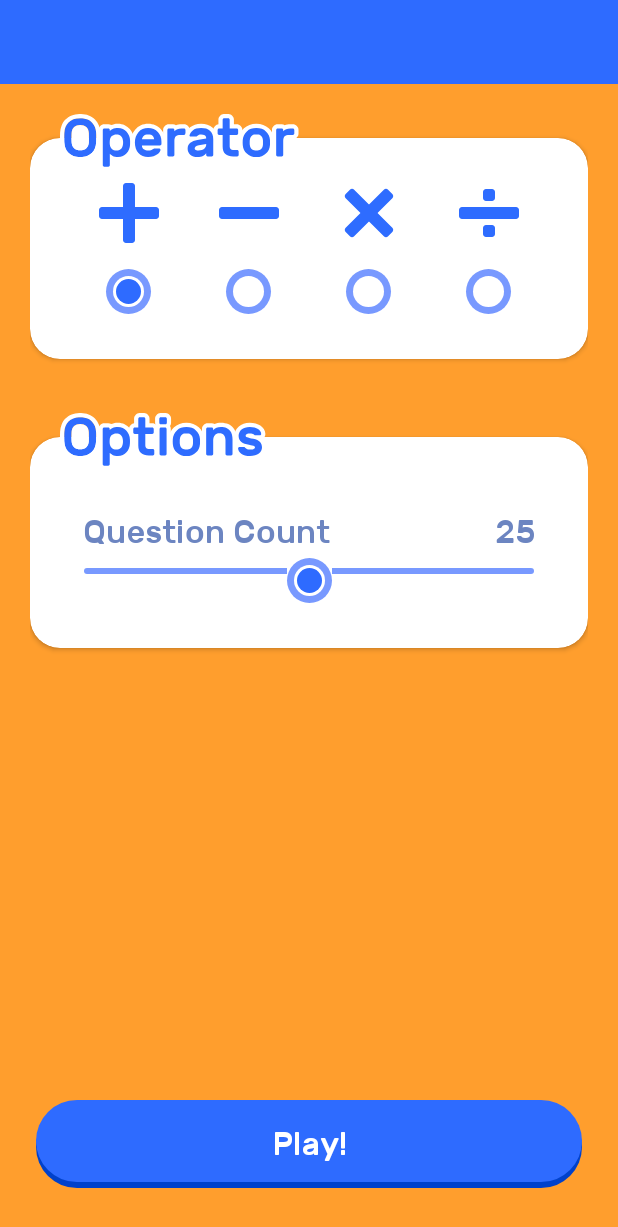
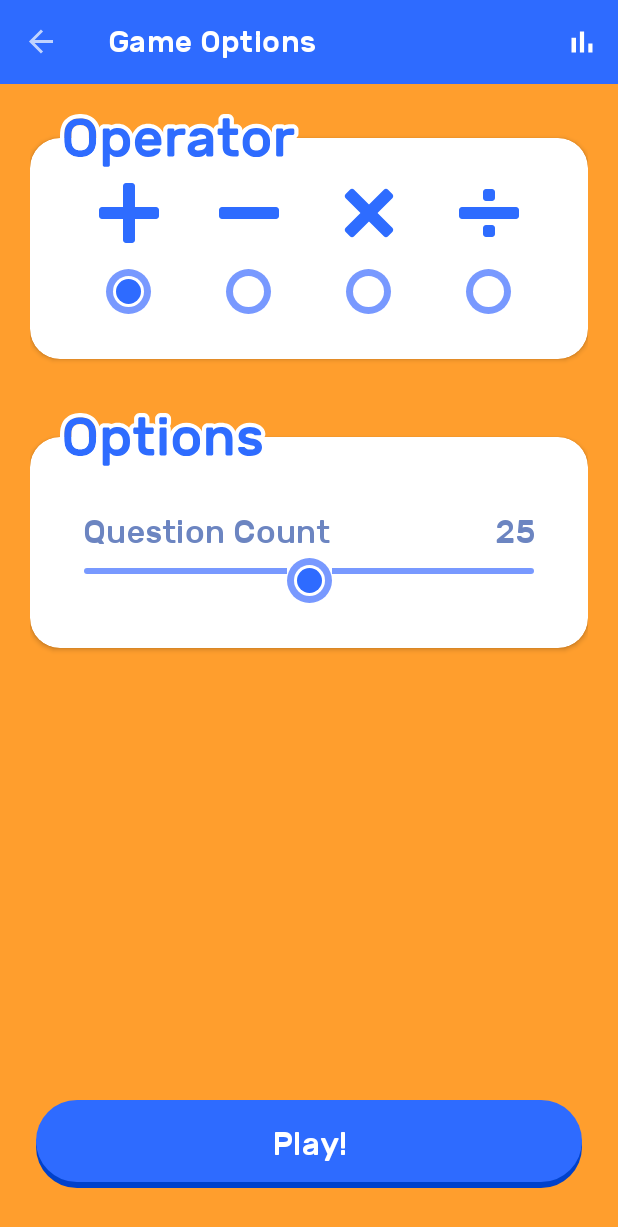
Before and after one commit to chrisolsen/mathops_android, an Android app: the screen it shows after launch (MainActivity), after a tap on "Get Started", on a phone screen of 412 x 824 dp. Shown: the top 1227 px of the screen. Run offline under Robolectric (Android 15) with nearby library versions, the phone set to English and light mode, and no system bars; our stand-ins replace data binding, navigation-ui.

Commit message:
save game logs

```diff
--- a/app/src/main/java/org/chrisolsen/mathops/MainActivity.kt
+++ b/app/src/main/java/org/chrisolsen/mathops/MainActivity.kt
@@ -5,6 +5,7 @@ import androidx.appcompat.app.AppCompatActivity
 import androidx.navigation.NavController
 import androidx.navigation.fragment.findNavController
 import androidx.navigation.ui.NavigationUI
+import com.google.android.material.appbar.MaterialToolbar
 
 class MainActivity : AppCompatActivity() {
 
@@ -17,7 +18,9 @@ class MainActivity : AppCompatActivity() {
         navController =
             supportFragmentManager.findFragmentById(R.id.nav_fragment)?.findNavController()!!
 
-        NavigationUI.setupActionBarWithNavController(this, navController)
+        val toolbar = findViewById<MaterialToolbar>(R.id.toolbar)
+        setSupportActionBar(toolbar)
+        NavigationUI.setupWithNavController(toolbar, navController)
     }
 
     override fun onSupportNavigateUp(): Boolean {
--- a/app/src/main/java/org/chrisolsen/mathops/views/game/GameFragment.kt
+++ b/app/src/main/java/org/chrisolsen/mathops/views/game/GameFragment.kt
@@ -83,6 +83,9 @@ class GameFragment : Fragment() {
                             in 80..89 -> "Good Job!"
                             else -> "Great Work!!"
                         }
+                        withContext(Dispatchers.IO) {
+                            viewModel.saveGame()
+                        }
                         binding.gameScore.animate().alpha(1f)
                         binding.gameScoreBanner.animate().run {
                             y(200f)
--- a/app/src/main/java/org/chrisolsen/mathops/views/gameoptions/GameOptionsFragment.kt
+++ b/app/src/main/java/org/chrisolsen/mathops/views/gameoptions/GameOptionsFragment.kt
@@ -1,9 +1,7 @@
 package org.chrisolsen.mathops.views.gameoptions
 
 import android.os.Bundle
-import android.view.LayoutInflater
-import android.view.View
-import android.view.ViewGroup
+import android.view.*
 import android.widget.SeekBar
 import android.widget.SeekBar.OnSeekBarChangeListener
 import androidx.databinding.DataBindingUtil
@@ -17,12 +15,6 @@ import org.chrisolsen.mathops.views.game.Operation
 
 class GameOptionsFragment : Fragment() {
 
-    companion object {
-        fun newInstance() = GameOptionsFragment()
-    }
-
-    val TAG = "GameOptionsFragment"
-
     private lateinit var viewModel: GameOptionsViewModel
     private lateinit var binding: GameOptionsFragmentBinding
 
@@ -33,19 +25,8 @@ class GameOptionsFragment : Fragment() {
         binding =
             DataBindingUtil.inflate(inflater, R.layout.game_options_fragment, container, false)
 
+        setHasOptionsMenu(true)
         return binding.root
-    }
-
-
-    private fun startGame(view: View) {
-        view
-            .findNavController()
-            .navigate(
-                GameOptionsFragmentDirections.actionGameOptionsFragmentToGameFragment(
-                    viewModel.questionCount.value!!,
-                    viewModel.operation.value!!
-                )
-            )
     }
 
     override fun onViewCreated(view: View, savedInstanceState: Bundle?) {
@@ -76,12 +57,35 @@ class GameOptionsFragment : Fragment() {
             override fun onStopTrackingTouch(seekBar: SeekBar?) {}
         })
 
-        // FIXME: this view model is re-instantiated ever navigation to this fragment, thereby losing the previously set values that the UI is still showing
         viewModel = ViewModelProvider(this).get(GameOptionsViewModel::class.java)
-
         viewModel.questionCount.observe(viewLifecycleOwner, Observer { count ->
             val c = if (count == 0) 1 else count
             binding.questionCountValue.text = c.toString()
         })
     }
+
+    private fun startGame(view: View) {
+        view
+            .findNavController()
+            .navigate(
+                GameOptionsFragmentDirections.actionGameOptionsFragmentToGameFragment(
+                    viewModel.questionCount.value!!,
+                    viewModel.operation.value!!
+                )
+            )
+    }
+
+    override fun onCreateOptionsMenu(menu: Menu, inflater: MenuInflater) {
+        inflater.inflate(R.menu.main_menu, menu)
+    }
+
+    override fun onOptionsItemSelected(item: MenuItem): Boolean {
+        when (item.itemId) {
+            R.id.menu_game_stats -> {
+                view?.findNavController()?.navigate(R.id.gameLogsFragment)
+                return true
+            }
+        }
+        return super.onOptionsItemSelected(item)
+    }
 }
--- a/app/src/main/java/org/chrisolsen/mathops/views/landing/LandingFragment.kt
+++ b/app/src/main/java/org/chrisolsen/mathops/views/landing/LandingFragment.kt
@@ -12,6 +12,7 @@ import org.chrisolsen.mathops.databinding.LandingFragmentBinding
 
 class LandingFragment : Fragment() {
 
+    private val TAG = "LandingFragment"
     private lateinit var binding: LandingFragmentBinding
 
     override fun onCreateView(
@@ -24,7 +25,6 @@ class LandingFragment : Fragment() {
             view.findNavController()
                 .navigate(LandingFragmentDirections.actionLandingFragmentToGameOptionsFragment())
         }
-
         return binding.root
     }
 }
--- /dev/null
+++ b/app/src/main/res/drawable/ic_bar_chart.xml
@@ -0,0 +1,10 @@
+<vector xmlns:android="http://schemas.android.com/apk/res/android"
+    android:width="24dp"
+    android:height="24dp"
+    android:tint="#FFFFFF"
+    android:viewportWidth="24"
+    android:viewportHeight="24">
+    <path
+        android:fillColor="@android:color/white"
+        android:pathData="M5,9.2h3L8,19L5,19zM10.6,5h2.8v14h-2.8zM16.2,13L19,13v6h-2.8z" />
+</vector>
--- /dev/null
+++ b/app/src/main/res/menu/main_menu.xml
@@ -0,0 +1,9 @@
+<?xml version="1.0" encoding="utf-8"?>
+<menu xmlns:android="http://schemas.android.com/apk/res/android"
+    xmlns:app="http://schemas.android.com/apk/res-auto">
+    <item
+        android:id="@+id/menu_game_stats"
+        android:icon="@drawable/ic_bar_chart"
+        android:title="Stats"
+        app:showAsAction="always" />
+</menu>
--- a/app/src/main/res/navigation/navigation.xml
+++ b/app/src/main/res/navigation/navigation.xml
@@ -42,4 +42,9 @@
             android:id="@+id/action_landingFragment_to_gameOptionsFragment"
             app:destination="@id/gameOptionsFragment" />
     </fragment>
+    <fragment
+        android:id="@+id/gameLogsFragment"
+        android:name="org.chrisolsen.mathops.views.logs.GameLogFragment"
+        android:label="Logs"
+        tools:layout="@layout/fragment_game_logs" />
 </navigation>
```
Also changed, not shown: app/src/main/java/org/chrisolsen/mathops/models/Database.kt (added, +34 -0 lines), app/src/main/java/org/chrisolsen/mathops/models/Game.kt (added, +20 -0 lines), app/src/main/java/org/chrisolsen/mathops/views/game/GameViewModel.kt (+32 -5 lines).
